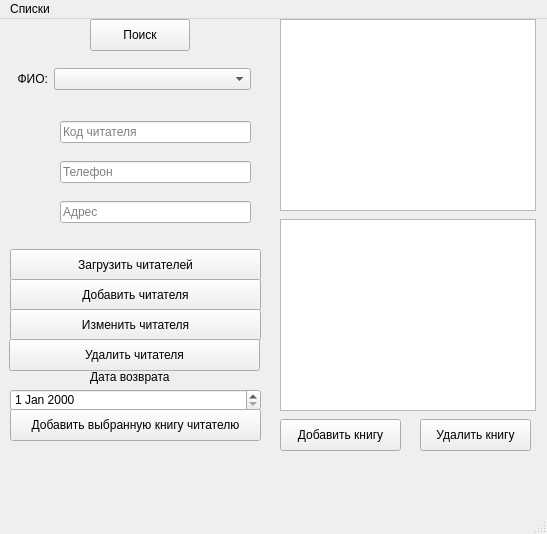
First picture: the form in sem2/lab1/task2/mainwindow.ui, repository anterg0/bsuir, before the edit.
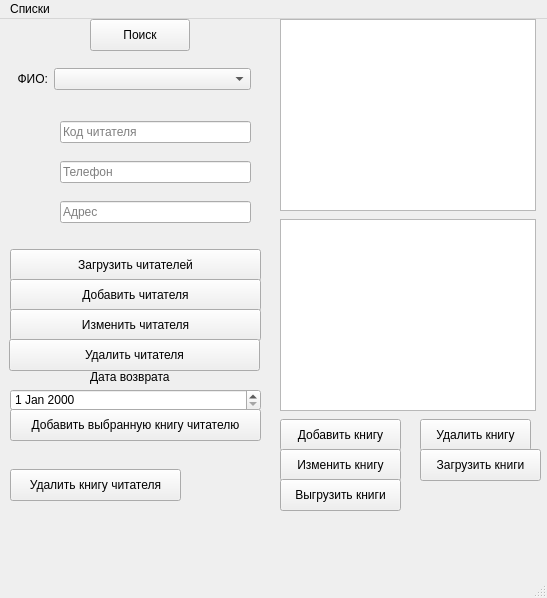
Second picture: the form after the edit.

```diff
--- a/sem2/lab1/task2/mainwindow.ui
+++ b/sem2/lab1/task2/mainwindow.ui
@@ -7,9 +7,21 @@
     <x>0</x>
     <y>0</y>
     <width>547</width>
-    <height>534</height>
+    <height>598</height>
    </rect>
   </property>
+  <property name="minimumSize">
+   <size>
+    <width>547</width>
+    <height>598</height>
+   </size>
+  </property>
+  <property name="maximumSize">
+   <size>
+    <width>547</width>
+    <height>598</height>
+   </size>
+  </property>
   <property name="windowTitle">
    <string>MainWindow</string>
   </property>
@@ -251,6 +263,58 @@
      <string/>
     </property>
    </widget>
+   <widget class="QPushButton" name="pushButton_7">
+    <property name="geometry">
+     <rect>
+      <x>10</x>
+      <y>450</y>
+      <width>171</width>
+      <height>32</height>
+     </rect>
+    </property>
+    <property name="text">
+     <string>Удалить книгу читателя</string>
+    </property>
+   </widget>
+   <widget class="QPushButton" name="pushButton_8">
+    <property name="geometry">
+     <rect>
+      <x>280</x>
+      <y>430</y>
+      <width>121</width>
+      <height>32</height>
+     </rect>
+    </property>
+    <property name="text">
+     <string>Изменить книгу</string>
+    </property>
+   </widget>
+   <widget class="QPushButton" name="pushButton_9">
+    <property name="geometry">
+     <rect>
+      <x>420</x>
+      <y>430</y>
+      <width>121</width>
+      <height>32</height>
+     </rect>
+    </property>
+    <property name="text">
+     <string>Загрузить книги</string>
+    </property>
+   </widget>
+   <widget class="QPushButton" name="pushButton_10">
+    <property name="geometry">
+     <rect>
+      <x>280</x>
+      <y>460</y>
+      <width>121</width>
+      <height>32</height>
+     </rect>
+    </property>
+    <property name="text">
+     <string>Выгрузить книги</string>
+    </property>
+   </widget>
   </widget>
   <widget class="QMenuBar" name="menubar">
    <property name="geometry">
```
Left out of the diff: 2 changed lines with no effect on the pictures.
